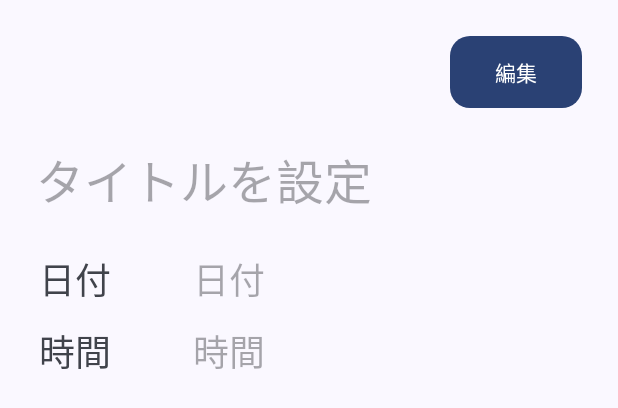
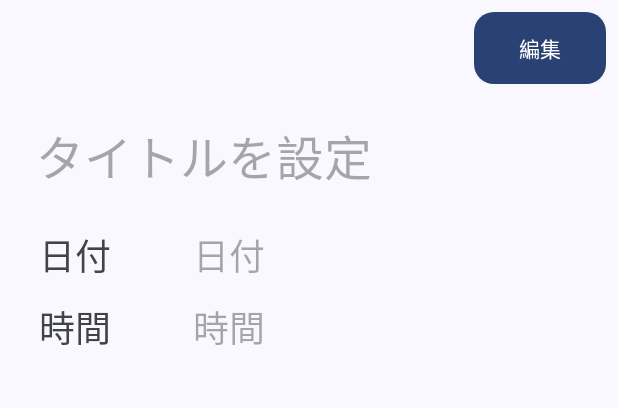
Before and after one commit to maruniko1118/TaskApplication, an Android app: the layout fragment_detail_dialog.xml on its own in the app's theme, with its tools: preview values and no code run, on a phone screen of 412 x 824 dp. Shown: the top 408 px of the screen. Run offline under Robolectric (Android 15) with nearby library versions, the phone set to English and light mode, and no system bars.

```diff
--- a/app/src/main/res/layout/fragment_detail_dialog.xml
+++ b/app/src/main/res/layout/fragment_detail_dialog.xml
@@ -17,8 +17,8 @@
       android:layout_width="wrap_content"
       android:layout_height="wrap_content"
       android:layout_gravity="end"
-      android:layout_marginTop="24dp"
-      android:layout_marginEnd="24dp"
+      android:layout_marginTop="8dp"
+      android:layout_marginEnd="8dp"
       android:background="@drawable/rounded_corner_button_shape"
       android:gravity="center"
       android:text="@string/edit" />
```
